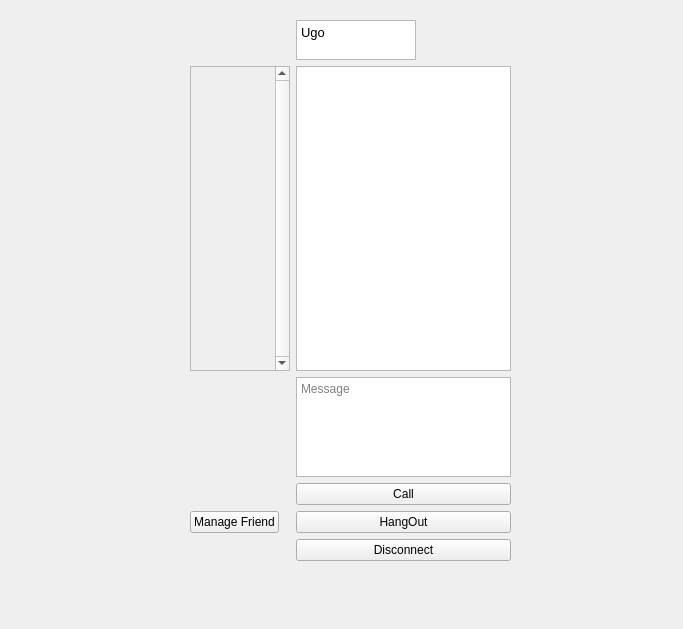
Qt form BabelClient/ClientCore/mainwindow.ui (Encorpluptit/CPP-VOIP_Client_Server) before a commit.
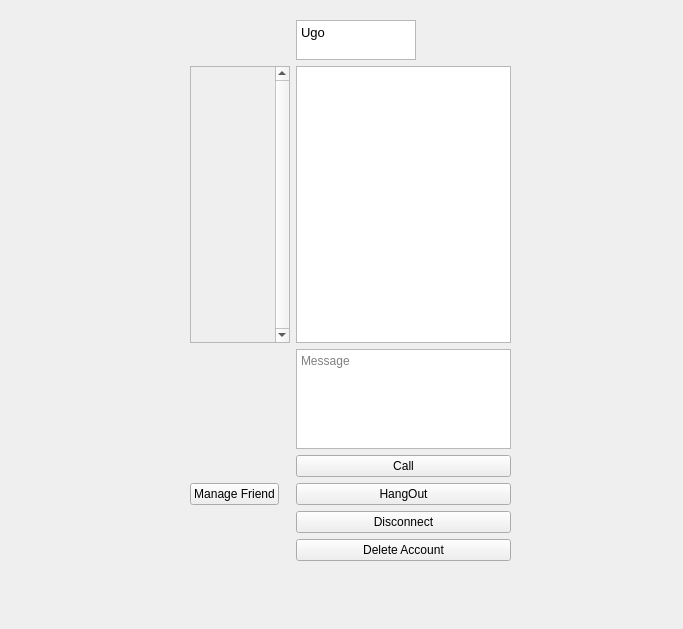
The same form after that commit. The open tabs and pages were chosen to show the change.

Commit message: [FIX] mainwindow.cpp message : Account create button : Delete Account

```diff
--- a/BabelClient/ClientCore/mainwindow.ui
+++ b/BabelClient/ClientCore/mainwindow.ui
@@ -255,7 +255,7 @@
               <x>0</x>
               <y>0</y>
               <width>85</width>
-              <height>98</height>
+              <height>188</height>
              </rect>
             </property>
            </widget>
@@ -313,6 +313,13 @@
          </property>
         </widget>
        </item>
+       <item row="7" column="1">
+        <widget class="QPushButton" name="DeleteAccountButton">
+         <property name="text">
+          <string>Delete Account</string>
+         </property>
+        </widget>
+       </item>
       </layout>
      </widget>
     </widget>
```
Left out of the diff: 2 changed lines with no effect on the pictures. The commit also changes 1 other file.
